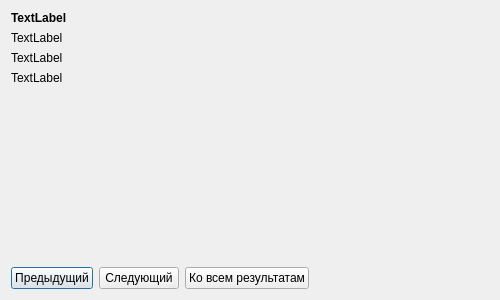
Before: the Qt Designer form QTestSuite_admin/SUStudResults.ui in klimenkoAnna/QTestSuite, drawn with Qt 5.
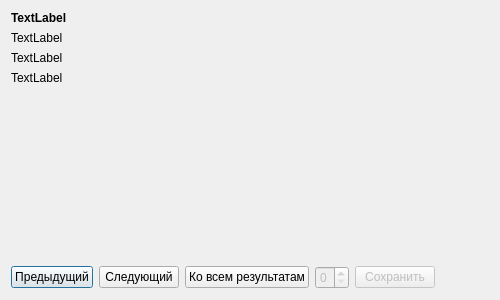
After: the same form once the commit is applied.

The edit to the form file:
```diff
--- a/QTestSuite_admin/SUStudResults.ui
+++ b/QTestSuite_admin/SUStudResults.ui
@@ -112,6 +112,26 @@
          </property>
         </widget>
        </item>
+       <item>
+        <widget class="QSpinBox" name="spinBox">
+         <property name="enabled">
+          <bool>false</bool>
+         </property>
+         <property name="maximum">
+          <number>2</number>
+         </property>
+        </widget>
+       </item>
+       <item>
+        <widget class="QPushButton" name="pushButton_4">
+         <property name="enabled">
+          <bool>false</bool>
+         </property>
+         <property name="text">
+          <string>Сохранить</string>
+         </property>
+        </widget>
+       </item>
        <item>
         <spacer name="horizontalSpacer">
          <property name="orientation">
```
